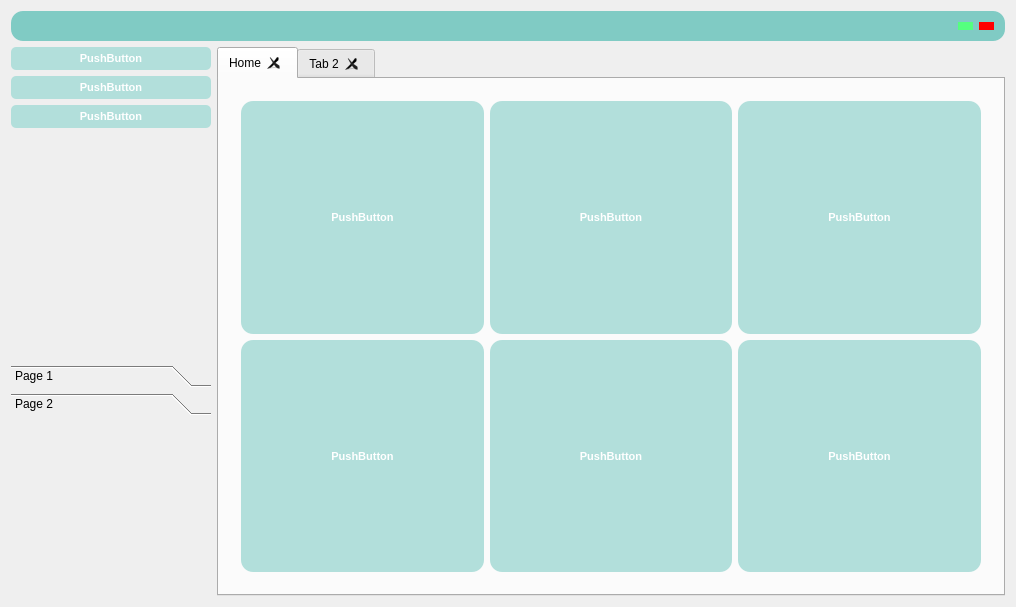
The window that procurementsys.ui (zadockmaloba/ProcurementSys) describes before a commit, drawn with Qt 5.
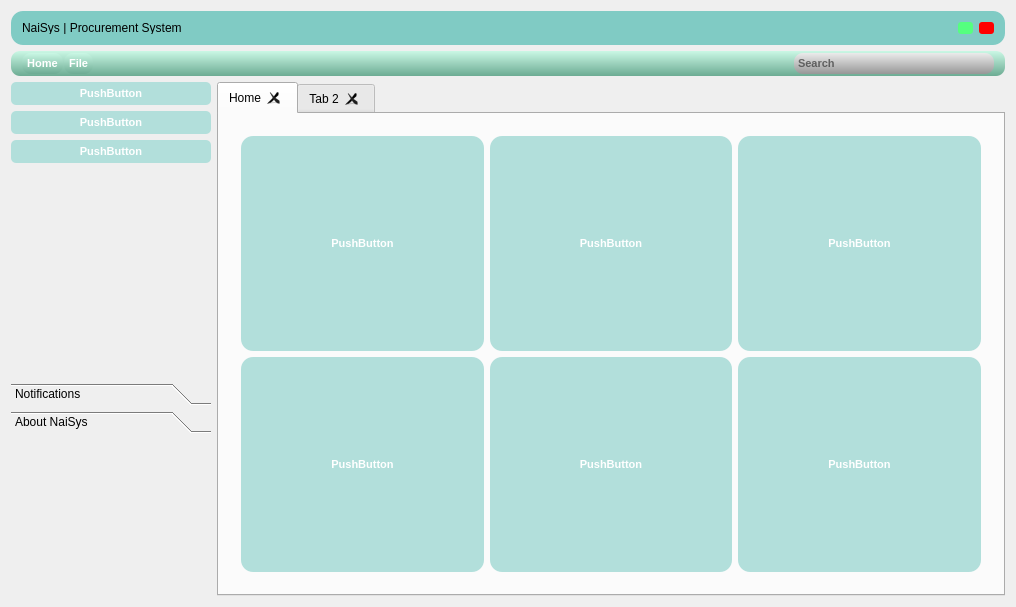
The same window after the commit. The open tabs and pages were chosen to show the change. Icons and pictures are not drawn.

Patch:
```diff
--- a/procurementsys.ui
+++ b/procurementsys.ui
@@ -816,13 +816,13 @@
       <property name="minimumSize">
        <size>
         <width>0</width>
-        <height>20</height>
+        <height>24</height>
        </size>
       </property>
       <property name="maximumSize">
        <size>
         <width>16777215</width>
-        <height>30</height>
+        <height>34</height>
        </size>
       </property>
       <property name="cursor">
@@ -832,11 +832,51 @@
        <bool>true</bool>
       </property>
       <property name="styleSheet">
-       <string notr="true">border-radius: 12px; background-color: #80cbc4;</string>
+       <string notr="true">border-radius: 12px; background-color: #80cbc4;
+padding: -4px, -4px, -4px, -4px;</string>
       </property>
       <layout class="QHBoxLayout" name="horizontalLayout_3">
        <item>
-        <layout class="QHBoxLayout" name="horizontalLayout_2">
+        <layout class="QHBoxLayout" name="horizontalLayout_2" stretch="0,0,1,0,0">
+         <property name="sizeConstraint">
+          <enum>QLayout::SetMinAndMaxSize</enum>
+         </property>
+         <item>
+          <widget class="QLabel" name="label">
+           <property name="sizePolicy">
+            <sizepolicy hsizetype="Preferred" vsizetype="Expanding">
+             <horstretch>0</horstretch>
+             <verstretch>0</verstretch>
+            </sizepolicy>
+           </property>
+           <property name="minimumSize">
+            <size>
+             <width>0</width>
+             <height>0</height>
+            </size>
+           </property>
+           <property name="styleSheet">
+            <string notr="true">font: 75 9pt &quot;Leelawadee UI&quot;;
+font: 10pt &quot;Mongolian Baiti&quot;;</string>
+           </property>
+           <property name="text">
+            <string>NaiSys | Procurement System</string>
+           </property>
+          </widget>
+         </item>
+         <item>
+          <spacer name="verticalSpacer_2">
+           <property name="orientation">
+            <enum>Qt::Vertical</enum>
+           </property>
+           <property name="sizeHint" stdset="0">
+            <size>
+             <width>20</width>
+             <height>40</height>
+            </size>
+           </property>
+          </spacer>
+         </item>
          <item>
           <spacer name="horizontalSpacer">
            <property name="orientation">
@@ -859,7 +899,7 @@
             </size>
            </property>
            <property name="styleSheet">
-            <string notr="true">border-radius: 6px;
+            <string notr="true">border-radius: 3px;
 background-color: rgb(85, 255, 127);</string>
            </property>
            <property name="text">
@@ -876,7 +916,7 @@
             </size>
            </property>
            <property name="styleSheet">
-            <string notr="true">border-radius: 6px;
+            <string notr="true">border-radius: 3px;
 background-color: rgb(255, 0, 0);</string>
            </property>
            <property name="text">
@@ -889,6 +929,102 @@
       </layout>
      </widget>
     </item>
+    <item>
+     <widget class="QWidget" name="custom_menubar" native="true">
+      <property name="minimumSize">
+       <size>
+        <width>0</width>
+        <height>20</height>
+       </size>
+      </property>
+      <property name="maximumSize">
+       <size>
+        <width>16777215</width>
+        <height>25</height>
+       </size>
+      </property>
+      <property name="styleSheet">
+       <string notr="true">border-radius: 9px; background-color: #80cbc4;
+background-color: qlineargradient(spread:pad, x1:1, y1:1, x2:1, y2:0, stop:0 rgba(108, 171, 147, 255), stop:1 rgba(255, 255, 255, 255));
+background-color: qlineargradient(spread:pad, x1:1, y1:1, x2:1, y2:0, stop:0 rgba(108, 171, 147, 255), stop:0.977273 rgba(200, 246, 227, 255));
+font-size: 11px;
+	font-weight: bold;</string>
+      </property>
+      <layout class="QHBoxLayout" name="horizontalLayout_5">
+       <property name="spacing">
+        <number>1</number>
+       </property>
+       <property name="topMargin">
+        <number>2</number>
+       </property>
+       <property name="bottomMargin">
+        <number>2</number>
+       </property>
+       <item>
+        <widget class="QPushButton" name="pushButton_8">
+         <property name="minimumSize">
+          <size>
+           <width>0</width>
+           <height>14</height>
+          </size>
+         </property>
+         <property name="text">
+          <string>Home</string>
+         </property>
+        </widget>
+       </item>
+       <item>
+        <widget class="QPushButton" name="pushButton_7">
+         <property name="minimumSize">
+          <size>
+           <width>0</width>
+           <height>14</height>
+          </size>
+         </property>
+         <property name="text">
+          <string>File</string>
+         </property>
+        </widget>
+       </item>
+       <item>
+        <spacer name="horizontalSpacer_2">
+         <property name="orientation">
+          <enum>Qt::Horizontal</enum>
+         </property>
+         <property name="sizeHint" stdset="0">
+          <size>
+           <width>40</width>
+           <height>20</height>
+          </size>
+         </property>
+        </spacer>
+       </item>
+       <item>
+        <widget class="QLineEdit" name="lineEdit">
+         <property name="minimumSize">
+          <size>
+           <width>0</width>
+           <height>18</height>
+          </size>
+         </property>
+         <property name="maximumSize">
+          <size>
+           <width>200</width>
+           <height>40</height>
+          </size>
+         </property>
+         <property name="styleSheet">
+          <string notr="true">padding: 2px;
+background-color: qlineargradient(spread:pad, x1:1, y1:1, x2:1, y2:0.006, stop:0 rgba(151, 151, 151, 255), stop:1 rgba(234, 234, 234, 255));</string>
+         </property>
+         <property name="placeholderText">
+          <string>Search</string>
+         </property>
+        </widget>
+       </item>
+      </layout>
+     </widget>
+    </item>
     <item>
      <layout class="QHBoxLayout" name="horizontalLayout">
       <item>
@@ -968,6 +1104,17 @@
             <height>16777215</height>
            </size>
           </property>
+          <property name="styleSheet">
+           <string notr="true">border-radius: 12px;
+background-color: qlineargradient(spread:pad, x1:1, y1:1, x2:1, y2:0, stop:0 rgba(108, 171, 147, 255), stop:1 rgba(255, 255, 255, 255));
+background-color: qlineargradient(spread:pad, x1:1, y1:1, x2:1, y2:0, stop:0 rgba(108, 171, 147, 255), stop:0.977273 rgba(200, 246, 227, 255));
+
+tab
+{
+	border-radius: 2px;
+}
+</string>
+          </property>
           <property name="currentIndex">
            <number>0</number>
           </property>
@@ -981,7 +1128,7 @@
             </rect>
            </property>
            <attribute name="label">
-            <string>Page 1</string>
+            <string>Notifications</string>
            </attribute>
           </widget>
           <widget class="QWidget" name="page_2">
@@ -989,12 +1136,12 @@
             <rect>
              <x>0</x>
              <y>0</y>
-             <width>493</width>
-             <height>174</height>
+             <width>200</width>
+             <height>156</height>
             </rect>
            </property>
            <attribute name="label">
-            <string>Page 2</string>
+            <string>About NaiSys</string>
            </attribute>
           </widget>
          </widget>
```
Left out of the diff: 4 changed lines with no effect on the pictures.
